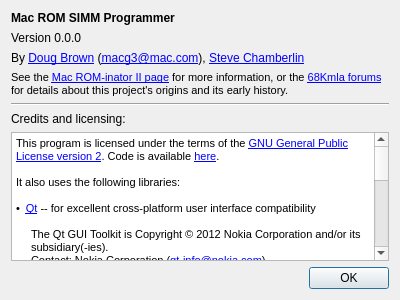
This is aboutbox.ui in dougg3/mac-rom-simm-programmer.software as Qt 5 draws it before an edit. The edited form follows.
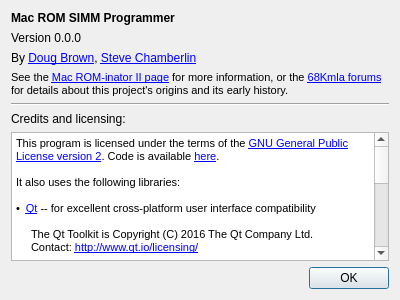
This is the edited form.

Commit message: Update about screen with latest info

```diff
--- a/aboutbox.ui
+++ b/aboutbox.ui
@@ -43,7 +43,7 @@
    <item>
     <widget class="QLabel" name="label_3">
      <property name="text">
-      <string>&lt;html&gt;&lt;head/&gt;&lt;body&gt;&lt;p&gt;By &lt;a href=&quot;http://www.downtowndougbrown.com/&quot;&gt;&lt;span style=&quot; text-decoration: underline; color:#0000ff;&quot;&gt;Doug Brown&lt;/span&gt;&lt;/a&gt; (&lt;a href=&quot;mailto:macg3@mac.com&quot;&gt;&lt;span style=&quot; text-decoration: underline; color:#0000ff;&quot;&gt;macg3@mac.com&lt;/span&gt;&lt;/a&gt;), &lt;a href=&quot;http://www.bigmessowires.com&quot;&gt;&lt;span style=&quot; text-decoration: underline; color:#0000ff;&quot;&gt;Steve Chamberlin&lt;/span&gt;&lt;/a&gt;&lt;/p&gt;&lt;/body&gt;&lt;/html&gt;</string>
+      <string>&lt;html&gt;&lt;head/&gt;&lt;body&gt;&lt;p&gt;By &lt;a href=&quot;http://www.downtowndougbrown.com/&quot;&gt;&lt;span style=&quot; text-decoration: underline; color:#0000ff;&quot;&gt;Doug Brown&lt;/span&gt;&lt;/a&gt;, &lt;a href=&quot;http://www.bigmessowires.com&quot;&gt;&lt;span style=&quot; text-decoration: underline; color:#0000ff;&quot;&gt;Steve Chamberlin&lt;/span&gt;&lt;/a&gt;&lt;/p&gt;&lt;/body&gt;&lt;/html&gt;</string>
      </property>
      <property name="wordWrap">
       <bool>true</bool>
@@ -91,18 +91,18 @@
 &lt;html&gt;&lt;head&gt;&lt;meta name=&quot;qrichtext&quot; content=&quot;1&quot; /&gt;&lt;style type=&quot;text/css&quot;&gt;
 p, li { white-space: pre-wrap; }
 &lt;/style&gt;&lt;/head&gt;&lt;body style=&quot; font-family:'MS Shell Dlg 2'; font-size:8.25pt; font-weight:400; font-style:normal;&quot;&gt;
-&lt;p style=&quot; margin-top:0px; margin-bottom:0px; margin-left:0px; margin-right:0px; -qt-block-indent:0; text-indent:0px;&quot;&gt;&lt;span style=&quot; font-size:8pt;&quot;&gt;This program is licensed under the terms of the &lt;/span&gt;&lt;a href=&quot;http://www.gnu.org/licenses/gpl-2.0.html&quot;&gt;&lt;span style=&quot; font-size:8pt; text-decoration: underline; color:#0000ff;&quot;&gt;GNU General Public License version 2&lt;/span&gt;&lt;/a&gt;&lt;span style=&quot; font-size:8pt;&quot;&gt;. Code is available &lt;/span&gt;&lt;a href=&quot;https://github.com/steve-chamberlin/mac-rom-simm-programmer.software&quot;&gt;&lt;span style=&quot; font-size:8pt; text-decoration: underline; color:#0000ff;&quot;&gt;here&lt;/span&gt;&lt;/a&gt;&lt;span style=&quot; font-size:8pt;&quot;&gt;.&lt;/span&gt;&lt;/p&gt;
+&lt;p style=&quot; margin-top:0px; margin-bottom:0px; margin-left:0px; margin-right:0px; -qt-block-indent:0; text-indent:0px;&quot;&gt;&lt;span style=&quot; font-size:8pt;&quot;&gt;This program is licensed under the terms of the &lt;/span&gt;&lt;a href=&quot;https://www.gnu.org/licenses/old-licenses/gpl-2.0.html&quot;&gt;&lt;span style=&quot; font-size:8pt; text-decoration: underline; color:#0000ff;&quot;&gt;GNU General Public License version 2&lt;/span&gt;&lt;/a&gt;&lt;span style=&quot; font-size:8pt;&quot;&gt;. Code is available &lt;/span&gt;&lt;a href=&quot;https://github.com/dougg3/mac-rom-simm-programmer.software&quot;&gt;&lt;span style=&quot; font-size:8pt; text-decoration: underline; color:#0000ff;&quot;&gt;here&lt;/span&gt;&lt;/a&gt;&lt;span style=&quot; font-size:8pt;&quot;&gt;.&lt;/span&gt;&lt;/p&gt;
 &lt;p style=&quot;-qt-paragraph-type:empty; margin-top:0px; margin-bottom:0px; margin-left:0px; margin-right:0px; -qt-block-indent:0; text-indent:0px; font-size:8pt;&quot;&gt;&lt;br /&gt;&lt;/p&gt;
 &lt;p style=&quot; margin-top:0px; margin-bottom:0px; margin-left:0px; margin-right:0px; -qt-block-indent:0; text-indent:0px;&quot;&gt;&lt;span style=&quot; font-size:8pt;&quot;&gt;It also uses the following libraries:&lt;/span&gt;&lt;/p&gt;
 &lt;p style=&quot;-qt-paragraph-type:empty; margin-top:0px; margin-bottom:0px; margin-left:0px; margin-right:0px; -qt-block-indent:0; text-indent:0px; font-size:8pt;&quot;&gt;&lt;br /&gt;&lt;/p&gt;
-&lt;p style=&quot; margin-top:0px; margin-bottom:0px; margin-left:0px; margin-right:0px; -qt-block-indent:0; text-indent:0px;&quot;&gt;&lt;span style=&quot; font-size:8pt;&quot;&gt;•  &lt;/span&gt;&lt;a href=&quot;http://qt.nokia.com/&quot;&gt;&lt;span style=&quot; font-size:8pt; text-decoration: underline; color:#0000ff;&quot;&gt;Qt&lt;/span&gt;&lt;/a&gt;&lt;span style=&quot; font-size:8pt;&quot;&gt; -- for excellent cross-platform user interface compatibility&lt;/span&gt;&lt;/p&gt;
+&lt;p style=&quot; margin-top:0px; margin-bottom:0px; margin-left:0px; margin-right:0px; -qt-block-indent:0; text-indent:0px;&quot;&gt;&lt;span style=&quot; font-size:8pt;&quot;&gt;•  &lt;/span&gt;&lt;a href=&quot;https://github.com/qt/qt5&quot;&gt;&lt;span style=&quot; font-size:8pt; text-decoration: underline; color:#0000ff;&quot;&gt;Qt&lt;/span&gt;&lt;/a&gt;&lt;span style=&quot; font-size:8pt;&quot;&gt; -- for excellent cross-platform user interface compatibility&lt;/span&gt;&lt;/p&gt;
 &lt;p style=&quot;-qt-paragraph-type:empty; margin-top:0px; margin-bottom:0px; margin-left:0px; margin-right:0px; -qt-block-indent:0; text-indent:0px; font-size:8pt;&quot;&gt;&lt;br /&gt;&lt;/p&gt;
-&lt;p style=&quot; margin-top:0px; margin-bottom:0px; margin-left:15px; margin-right:0px; -qt-block-indent:0; text-indent:0px;&quot;&gt;&lt;span style=&quot; font-size:8pt;&quot;&gt;The Qt GUI Toolkit is Copyright © 2012 Nokia Corporation and/or its subsidiary(-ies).&lt;/span&gt;&lt;/p&gt;
-&lt;p style=&quot; margin-top:0px; margin-bottom:0px; margin-left:15px; margin-right:0px; -qt-block-indent:0; text-indent:0px;&quot;&gt;&lt;span style=&quot; font-size:8pt;&quot;&gt;Contact: Nokia Corporation (&lt;/span&gt;&lt;a href=&quot;qt-info@nokia.com&quot;&gt;&lt;span style=&quot; font-size:8pt; text-decoration: underline; color:#0000ff;&quot;&gt;qt-info@nokia.com&lt;/span&gt;&lt;/a&gt;&lt;span style=&quot; font-size:8pt;&quot;&gt;)&lt;/span&gt;&lt;/p&gt;
+&lt;p style=&quot; margin-top:0px; margin-bottom:0px; margin-left:15px; margin-right:0px; -qt-block-indent:0; text-indent:0px;&quot;&gt;The Qt Toolkit is Copyright (C) 2016 The Qt Company Ltd.&lt;/p&gt;
+&lt;p style=&quot; margin-top:0px; margin-bottom:0px; margin-left:15px; margin-right:0px; -qt-block-indent:0; text-indent:0px;&quot;&gt;Contact: &lt;a href=&quot;http://www.qt.io/licensing/&quot;&gt;&lt;span style=&quot; font-size:8pt; text-decoration: underline; color:#0000ff;&quot;&gt;http://www.qt.io/licensing/&lt;/span&gt;&lt;/a&gt;&lt;/p&gt;
 &lt;p style=&quot;-qt-paragraph-type:empty; margin-top:0px; margin-bottom:0px; margin-left:15px; margin-right:0px; -qt-block-indent:0; text-indent:0px; font-size:8pt;&quot;&gt;&lt;br /&gt;&lt;/p&gt;
-&lt;p style=&quot; margin-top:0px; margin-bottom:0px; margin-left:15px; margin-right:0px; -qt-block-indent:0; text-indent:0px;&quot;&gt;&lt;span style=&quot; font-size:8pt;&quot;&gt;Qt is licensed under the &lt;/span&gt;&lt;a href=&quot;http://www.gnu.org/licenses/lgpl-2.1.html&quot;&gt;&lt;span style=&quot; font-size:8pt; text-decoration: underline; color:#0000ff;&quot;&gt;GNU Lesser General Public License version 2.1&lt;/span&gt;&lt;/a&gt;&lt;span style=&quot; font-size:8pt;&quot;&gt;.&lt;/span&gt;&lt;/p&gt;
+&lt;p style=&quot; margin-top:0px; margin-bottom:0px; margin-left:15px; margin-right:0px; -qt-block-indent:0; text-indent:0px;&quot;&gt;&lt;span style=&quot; font-size:8pt;&quot;&gt;Qt is licensed under the &lt;/span&gt;&lt;a href=&quot;https://www.gnu.org/licenses/old-licenses/gpl-2.0.en.html&quot;&gt;&lt;span style=&quot; font-size:8pt; text-decoration: underline; color:#0000ff;&quot;&gt;GNU General Public License version 2&lt;/span&gt;&lt;/a&gt;&lt;span style=&quot; font-size:8pt;&quot;&gt;.&lt;/span&gt;&lt;/p&gt;
 &lt;p style=&quot;-qt-paragraph-type:empty; margin-top:0px; margin-bottom:0px; margin-left:0px; margin-right:0px; -qt-block-indent:0; text-indent:0px; font-size:8pt;&quot;&gt;&lt;br /&gt;&lt;/p&gt;
-&lt;p style=&quot; margin-top:0px; margin-bottom:0px; margin-left:0px; margin-right:0px; -qt-block-indent:0; text-indent:0px;&quot;&gt;&lt;span style=&quot; font-size:8pt;&quot;&gt;•  &lt;/span&gt;&lt;a href=&quot;http://code.google.com/p/qextserialport/&quot;&gt;&lt;span style=&quot; font-size:8pt; text-decoration: underline; color:#0000ff;&quot;&gt;QextSerialPort&lt;/span&gt;&lt;/a&gt;&lt;span style=&quot; font-size:8pt;&quot;&gt; -- for communication with the SIMM programmer board (note: I use a custom version of it available at &lt;/span&gt;&lt;a href=&quot;http://code.google.com/r/doug-qextserialport-linuxnotifications/&quot;&gt;&lt;span style=&quot; font-size:8pt; text-decoration: underline; color:#0000ff;&quot;&gt;this location&lt;/span&gt;&lt;/a&gt;&lt;span style=&quot; font-size:8pt;&quot;&gt;):&lt;/span&gt;&lt;/p&gt;
+&lt;p style=&quot; margin-top:0px; margin-bottom:0px; margin-left:0px; margin-right:0px; -qt-block-indent:0; text-indent:0px;&quot;&gt;&lt;span style=&quot; font-size:8pt;&quot;&gt;•  &lt;/span&gt;&lt;a href=&quot;https://github.com/qextserialport/qextserialport&quot;&gt;&lt;span style=&quot; font-size:8pt; text-decoration: underline; color:#0000ff;&quot;&gt;QextSerialPort&lt;/span&gt;&lt;/a&gt;&lt;span style=&quot; font-size:8pt;&quot;&gt; -- for communication with the SIMM programmer board:&lt;/span&gt;&lt;/p&gt;
 &lt;p style=&quot;-qt-paragraph-type:empty; margin-top:0px; margin-bottom:0px; margin-left:0px; margin-right:0px; -qt-block-indent:0; text-indent:0px; font-size:8pt;&quot;&gt;&lt;br /&gt;&lt;/p&gt;
 &lt;p style=&quot; margin-top:0px; margin-bottom:0px; margin-left:15px; margin-right:0px; -qt-block-indent:0; text-indent:0px;&quot;&gt;&lt;span style=&quot; font-size:8pt;&quot;&gt;Copyright © 2000-2003 Wayne Roth&lt;/span&gt;&lt;/p&gt;
 &lt;p style=&quot; margin-top:0px; margin-bottom:0px; margin-left:15px; margin-right:0px; -qt-block-indent:0; text-indent:0px;&quot;&gt;&lt;span style=&quot; font-size:8pt;&quot;&gt;Copyright © 2004-2007 Stefan Sander&lt;/span&gt;&lt;/p&gt;
```
Left out of the diff: 2 changed lines with no effect on the pictures.
